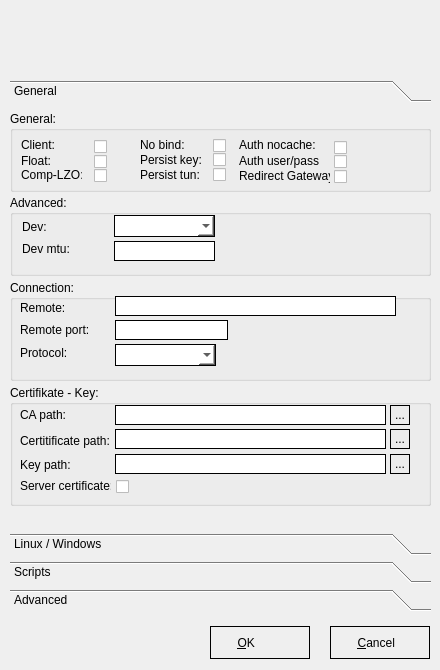
Above: manageconnection.ui from Securepoint/openvpn-client before the change. Below: the same form after it.
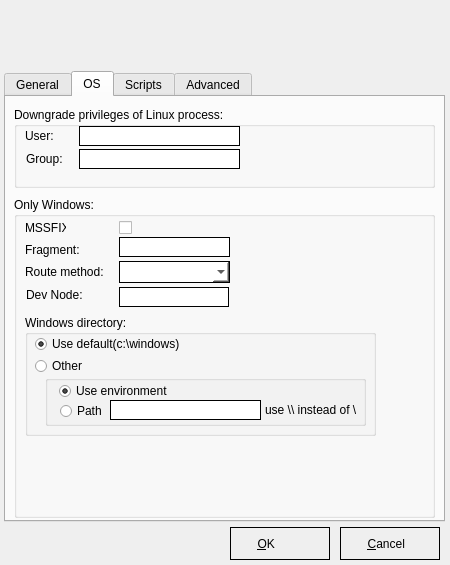
That is the form after the change. The open tabs and pages were chosen to show the change. Icons and pictures are not drawn.

The edit to the form file:
```diff
--- a/manageconnection.ui
+++ b/manageconnection.ui
@@ -9,10 +9,22 @@
    <rect>
     <x>0</x>
     <y>0</y>
-    <width>440</width>
-    <height>670</height>
+    <width>450</width>
+    <height>565</height>
    </rect>
   </property>
+  <property name="minimumSize">
+   <size>
+    <width>450</width>
+    <height>565</height>
+   </size>
+  </property>
+  <property name="maximumSize">
+   <size>
+    <width>450</width>
+    <height>565</height>
+   </size>
+  </property>
   <property name="windowTitle">
    <string>Edit Connection</string>
   </property>
@@ -26,8 +38,8 @@
   <widget class="QPushButton" name="cmdClose">
    <property name="geometry">
     <rect>
-     <x>330</x>
-     <y>626</y>
+     <x>340</x>
+     <y>527</y>
      <width>100</width>
      <height>33</height>
     </rect>
@@ -61,37 +73,114 @@
     <bool>true</bool>
    </property>
   </widget>
-  <widget class="QToolBox" name="tbSettings">
+  <widget class="QLabel" name="label_41">
    <property name="geometry">
     <rect>
-     <x>10</x>
-     <y>80</y>
-     <width>421</width>
-     <height>531</height>
+     <x>0</x>
+     <y>0</y>
+     <width>451</width>
+     <height>61</height>
+    </rect>
+   </property>
+   <property name="text">
+    <string/>
+   </property>
+   <property name="pixmap">
+    <pixmap resource="systray.qrc">:/images/banner_sml.png</pixmap>
+   </property>
+   <property name="scaledContents">
+    <bool>true</bool>
+   </property>
+  </widget>
+  <widget class="QFrame" name="frame">
+   <property name="geometry">
+    <rect>
+     <x>0</x>
+     <y>60</y>
+     <width>451</width>
+     <height>8</height>
+    </rect>
+   </property>
+   <property name="minimumSize">
+    <size>
+     <width>0</width>
+     <height>8</height>
+    </size>
+   </property>
+   <property name="maximumSize">
+    <size>
+     <width>16777215</width>
+     <height>5</height>
+    </size>
+   </property>
+   <property name="styleSheet">
+    <string notr="true">background-image: url(:/images/bg_toolbar.png);</string>
+   </property>
+   <property name="frameShape">
+    <enum>QFrame::NoFrame</enum>
+   </property>
+   <property name="frameShadow">
+    <enum>QFrame::Plain</enum>
+   </property>
+  </widget>
+  <widget class="QPushButton" name="cmdSave">
+   <property name="geometry">
+    <rect>
+     <x>230</x>
+     <y>527</y>
+     <width>100</width>
+     <height>33</height>
+    </rect>
+   </property>
+   <property name="styleSheet">
+    <string notr="true">:enabled {border: 1px solid black}
+:disabled {border: 1px solid black}
+:hover {background-color: rgb(195, 195, 195);}
+QPushButton {height: 25px; width: 50px;text-align:left;
+	padding-left: 10px;
+	padding-top: 3px;
+	padding-bottom: 3px;}</string>
+   </property>
+   <property name="text">
+    <string>     &amp;OK</string>
+   </property>
+   <property name="icon">
+    <iconset resource="systray.qrc">
+     <normaloff>:/images/save.png</normaloff>:/images/save.png</iconset>
+   </property>
+   <property name="iconSize">
+    <size>
+     <width>22</width>
+     <height>22</height>
+    </size>
+   </property>
+   <property name="flat">
+    <bool>true</bool>
+   </property>
+  </widget>
+  <widget class="QTabWidget" name="tabWidget">
+   <property name="geometry">
+    <rect>
+     <x>4</x>
+     <y>71</y>
+     <width>441</width>
+     <height>451</height>
     </rect>
    </property>
    <property name="currentIndex">
     <number>0</number>
    </property>
-   <widget class="QWidget" name="page">
-    <property name="geometry">
-     <rect>
-      <x>0</x>
-      <y>0</y>
-      <width>421</width>
-      <height>423</height>
-     </rect>
-    </property>
-    <attribute name="label">
+   <widget class="QWidget" name="tabGeneral">
+    <attribute name="title">
      <string>General</string>
     </attribute>
     <widget class="QGroupBox" name="groupBox_3">
      <property name="geometry">
       <rect>
-       <x>0</x>
-       <y>3</y>
+       <x>9</x>
+       <y>10</y>
        <width>421</width>
-       <height>81</height>
+       <height>71</height>
       </rect>
      </property>
      <property name="title">
@@ -100,8 +189,8 @@
      <widget class="QLabel" name="label">
       <property name="geometry">
        <rect>
-        <x>11</x>
-        <y>26</y>
+        <x>12</x>
+        <y>15</y>
         <width>61</width>
         <height>16</height>
        </rect>
@@ -116,8 +205,8 @@
       </property>
       <property name="geometry">
        <rect>
-        <x>84</x>
-        <y>25</y>
+        <x>85</x>
+        <y>14</y>
         <width>20</width>
         <height>20</height>
        </rect>
@@ -164,8 +253,8 @@
      <widget class="QLabel" name="label_8">
       <property name="geometry">
        <rect>
-        <x>11</x>
-        <y>42</y>
+        <x>12</x>
+        <y>31</y>
         <width>61</width>
         <height>16</height>
        </rect>
@@ -180,8 +269,8 @@
       </property>
       <property name="geometry">
        <rect>
-        <x>84</x>
-        <y>41</y>
+        <x>85</x>
+        <y>30</y>
         <width>21</width>
         <height>19</height>
        </rect>
@@ -228,8 +317,8 @@
      <widget class="QLabel" name="label_11">
       <property name="geometry">
        <rect>
-        <x>130</x>
-        <y>26</y>
+        <x>131</x>
+        <y>15</y>
         <width>61</width>
         <height>16</height>
        </rect>
@@ -244,8 +333,8 @@
       </property>
       <property name="geometry">
        <rect>
-        <x>203</x>
-        <y>25</y>
+        <x>204</x>
+        <y>14</y>
         <width>21</width>
         <height>19</height>
        </rect>
@@ -292,8 +381,8 @@
      <widget class="QLabel" name="label_12">
       <property name="geometry">
        <rect>
-        <x>130</x>
-        <y>41</y>
+        <x>131</x>
+        <y>30</y>
         <width>61</width>
         <height>16</height>
        </rect>
@@ -305,8 +394,8 @@
      <widget class="QLabel" name="label_13">
       <property name="geometry">
        <rect>
-        <x>130</x>
-        <y>56</y>
+        <x>131</x>
+        <y>45</y>
         <width>61</width>
         <height>16</height>
        </rect>
@@ -321,8 +410,8 @@
       </property>
       <property name="geometry">
        <rect>
-        <x>203</x>
-        <y>38</y>
+        <x>204</x>
+        <y>27</y>
         <width>20</width>
         <height>20</height>
        </rect>
@@ -372,8 +461,8 @@
       </property>
       <property name="geometry">
        <rect>
-        <x>203</x>
-        <y>54</y>
+        <x>204</x>
+        <y>43</y>
         <width>21</width>
         <height>19</height>
        </rect>
@@ -420,8 +509,8 @@
      <widget class="QLabel" name="label_16">
       <property name="geometry">
        <rect>
-        <x>11</x>
-        <y>56</y>
+        <x>12</x>
+        <y>45</y>
         <width>61</width>
         <height>16</height>
        </rect>
@@ -436,8 +525,8 @@
       </property>
       <property name="geometry">
        <rect>
-        <x>84</x>
-        <y>55</y>
+        <x>85</x>
+        <y>44</y>
         <width>21</width>
         <height>19</height>
        </rect>
@@ -484,8 +573,8 @@
      <widget class="QLabel" name="label_19">
       <property name="geometry">
        <rect>
-        <x>229</x>
-        <y>26</y>
+        <x>230</x>
+        <y>15</y>
         <width>81</width>
         <height>16</height>
        </rect>
@@ -500,8 +589,8 @@
       </property>
       <property name="geometry">
        <rect>
-        <x>324</x>
-        <y>26</y>
+        <x>325</x>
+        <y>15</y>
         <width>20</width>
         <height>20</height>
        </rect>
@@ -548,8 +637,8 @@
      <widget class="QLabel" name="label_20">
       <property name="geometry">
        <rect>
-        <x>229</x>
-        <y>40</y>
+        <x>230</x>
+        <y>29</y>
         <width>81</width>
         <height>20</height>
        </rect>
@@ -564,8 +653,8 @@
       </property>
       <property name="geometry">
        <rect>
-        <x>324</x>
-        <y>40</y>
+        <x>325</x>
+        <y>29</y>
         <width>20</width>
         <height>20</height>
        </rect>
@@ -612,8 +701,8 @@
      <widget class="QLabel" name="label_42">
       <property name="geometry">
        <rect>
-        <x>229</x>
-        <y>57</y>
+        <x>230</x>
+        <y>46</y>
         <width>91</width>
         <height>16</height>
        </rect>
@@ -625,8 +714,8 @@
      <widget class="QCheckBox" name="cbRedirectGateway">
       <property name="geometry">
        <rect>
-        <x>324</x>
-        <y>56</y>
+        <x>325</x>
+        <y>45</y>
         <width>16</width>
         <height>18</height>
        </rect>
@@ -674,10 +763,10 @@
     <widget class="QGroupBox" name="groupBox_7">
      <property name="geometry">
       <rect>
-       <x>0</x>
-       <y>87</y>
+       <x>9</x>
+       <y>83</y>
        <width>421</width>
-       <height>81</height>
+       <height>71</height>
       </rect>
      </property>
      <property name="title">
@@ -749,10 +838,10 @@
     <widget class="QGroupBox" name="groupBox_5">
      <property name="geometry">
       <rect>
-       <x>0</x>
-       <y>172</y>
+       <x>9</x>
+       <y>160</y>
        <width>421</width>
-       <height>101</height>
+       <height>91</height>
       </rect>
      </property>
      <property name="title">
@@ -855,10 +944,10 @@
     <widget class="QGroupBox" name="groupBox_4">
      <property name="geometry">
       <rect>
-       <x>0</x>
-       <y>277</y>
+       <x>7</x>
+       <y>257</y>
        <width>421</width>
-       <height>121</height>
+       <height>161</height>
       </rect>
      </property>
      <property name="title">
@@ -870,8 +959,8 @@
       </property>
       <property name="geometry">
        <rect>
-        <x>105</x>
-        <y>20</y>
+        <x>106</x>
+        <y>66</y>
         <width>271</width>
         <height>20</height>
        </rect>
@@ -888,8 +977,8 @@
      <widget class="QLabel" name="label_2">
       <property name="geometry">
        <rect>
-        <x>10</x>
-        <y>22</y>
+        <x>11</x>
+        <y>68</y>
         <width>61</width>
         <height>16</height>
        </rect>
@@ -904,8 +993,8 @@
       </property>
       <property name="geometry">
        <rect>
-        <x>105</x>
-        <y>44</y>
+        <x>106</x>
+        <y>90</y>
         <width>271</width>
         <height>20</height>
        </rect>
@@ -925,8 +1014,8 @@
       </property>
       <property name="geometry">
        <rect>
-        <x>105</x>
-        <y>69</y>
+        <x>106</x>
+        <y>115</y>
         <width>271</width>
         <height>20</height>
        </rect>
@@ -943,8 +1032,8 @@
      <widget class="QLabel" name="label_15">
       <property name="geometry">
        <rect>
-        <x>10</x>
-        <y>70</y>
+        <x>11</x>
+        <y>116</y>
         <width>81</width>
         <height>20</height>
        </rect>
@@ -956,8 +1045,8 @@
      <widget class="QLabel" name="label_14">
       <property name="geometry">
        <rect>
-        <x>10</x>
-        <y>45</y>
+        <x>11</x>
+        <y>91</y>
         <width>91</width>
         <height>21</height>
        </rect>
@@ -969,8 +1058,8 @@
      <widget class="QLabel" name="label_33">
       <property name="geometry">
        <rect>
-        <x>10</x>
-        <y>93</y>
+        <x>11</x>
+        <y>139</y>
         <width>91</width>
         <height>16</height>
        </rect>
@@ -985,8 +1074,8 @@
       </property>
       <property name="geometry">
        <rect>
-        <x>106</x>
-        <y>92</y>
+        <x>107</x>
+        <y>138</y>
         <width>21</width>
         <height>19</height>
        </rect>
@@ -1036,8 +1125,8 @@
       </property>
       <property name="geometry">
        <rect>
-        <x>380</x>
-        <y>20</y>
+        <x>381</x>
+        <y>66</y>
         <width>20</width>
         <height>20</height>
        </rect>
@@ -1058,8 +1147,8 @@
       </property>
       <property name="geometry">
        <rect>
-        <x>380</x>
-        <y>44</y>
+        <x>381</x>
+        <y>90</y>
         <width>20</width>
         <height>20</height>
        </rect>
@@ -1080,8 +1169,8 @@
       </property>
       <property name="geometry">
        <rect>
-        <x>380</x>
-        <y>69</y>
+        <x>381</x>
+        <y>115</y>
         <width>20</width>
         <height>20</height>
        </rect>
@@ -1097,23 +1186,15 @@
      </widget>
     </widget>
    </widget>
-   <widget class="QWidget" name="page_3">
-    <property name="geometry">
-     <rect>
-      <x>0</x>
-      <y>0</y>
-      <width>96</width>
-      <height>26</height>
-     </rect>
-    </property>
-    <attribute name="label">
-     <string>Linux / Windows</string>
+   <widget class="QWidget" name="tabLinux">
+    <attribute name="title">
+     <string>OS</string>
     </attribute>
     <widget class="QGroupBox" name="groupBox_10">
      <property name="geometry">
       <rect>
-       <x>0</x>
-       <y>2</y>
+       <x>8</x>
+       <y>10</y>
        <width>421</width>
        <height>81</height>
       </rect>
@@ -1187,10 +1268,10 @@
     <widget class="QGroupBox" name="groupBox_6">
      <property name="geometry">
       <rect>
-       <x>0</x>
-       <y>90</y>
+       <x>8</x>
+       <y>100</y>
        <width>421</width>
-       <height>131</height>
+       <height>321</height>
       </rect>
      </property>
      <property name="title">
@@ -1353,18 +1434,226 @@
 :hover {border: 1px solid red; }</string>
       </property>
      </widget>
+     <widget class="QGroupBox" name="groupBox_2">
+      <property name="geometry">
+       <rect>
+        <x>11</x>
+        <y>118</y>
+        <width>351</width>
+        <height>121</height>
+       </rect>
+      </property>
+      <property name="title">
+       <string>Windows directory:</string>
+      </property>
+      <widget class="QWidget" name="verticalLayoutWidget_2">
+       <property name="geometry">
+        <rect>
+         <x>9</x>
+         <y>20</y>
+         <width>271</width>
+         <height>41</height>
+        </rect>
+       </property>
+       <layout class="QVBoxLayout" name="verticalLayout_2">
+        <item>
+         <widget class="QRadioButton" name="cbWinDirUseDefault_2">
+          <property name="styleSheet">
+           <string notr="true">QRadioButton { 
+spacing: 5px;
+}
+
+QRadioButton::indicator {
+width: 13px;
+height: 13px;
+}
+
+QRadioButton::indicator::unchecked:enabled {
+image: url(:/images/styles/radiobutton_unchecked.png);
+}
+
+QRadioButton::indicator::checked:enabled {
+image: url(:/images/styles/radiobutton_checked.png);
+}
+
+QRadioButton::indicator::unchecked:disabled {
+image: url(:/images/styles/radiobutton_unchecked_dis.png);
+}
+
+QRadioButton::indicator::checked:disabled {
+image: url(:/images/styles/radiobutton_checked_dis.png);
+}</string>
+          </property>
+          <property name="text">
+           <string>Use default(c:\windows)</string>
+          </property>
+          <property name="checked">
+           <bool>true</bool>
+          </property>
+         </widget>
+        </item>
+        <item>
+         <widget class="QRadioButton" name="cbWinDirOther_2">
+          <property name="styleSheet">
+           <string notr="true">QRadioButton { 
+spacing: 5px;
+}
+
+QRadioButton::indicator {
+width: 13px;
+height: 13px;
+}
+
+QRadioButton::indicator::unchecked:enabled {
+image: url(:/images/styles/radiobutton_unchecked.png);
+}
+
+QRadioButton::indicator::checked:enabled {
+image: url(:/images/styles/radiobutton_checked.png);
+}
+
+QRadioButton::indicator::unchecked:disabled {
+image: url(:/images/styles/radiobutton_unchecked_dis.png);
+}
+
+QRadioButton::indicator::checked:disabled {
+image: url(:/images/styles/radiobutton_checked_dis.png);
+}</string>
+          </property>
+          <property name="text">
+           <string>Other</string>
+          </property>
+         </widget>
+        </item>
+       </layout>
+      </widget>
+      <widget class="QGroupBox" name="groupBox_19">
+       <property name="geometry">
+        <rect>
+         <x>20</x>
+         <y>60</y>
+         <width>321</width>
+         <height>51</height>
+        </rect>
+       </property>
+       <property name="title">
+        <string/>
+       </property>
+       <widget class="QRadioButton" name="cbWinDirEnvironment_2">
+        <property name="geometry">
+         <rect>
+          <x>13</x>
+          <y>7</y>
+          <width>151</width>
+          <height>17</height>
+         </rect>
+        </property>
+        <property name="styleSheet">
+         <string notr="true">QRadioButton { 
+spacing: 5px;
+}
+
+QRadioButton::indicator {
+width: 13px;
+height: 13px;
+}
+
+QRadioButton::indicator::unchecked:enabled {
+image: url(:/images/styles/radiobutton_unchecked.png);
+}
+
+QRadioButton::indicator::checked:enabled {
+image: url(:/images/styles/radiobutton_checked.png);
+}
+
+QRadioButton::indicator::unchecked:disabled {
+image: url(:/images/styles/radiobutton_unchecked_dis.png);
+}
+
+QRadioButton::indicator::checked:disabled {
+image: url(:/images/styles/radiobutton_checked_dis.png);
+}</string>
+        </property>
+        <property name="text">
+         <string>Use environment</string>
+        </property>
+        <property name="checked">
+         <bool>true</bool>
+        </property>
+       </widget>
+       <widget class="QRadioButton" name="cbWinDirPath_2">
+        <property name="geometry">
+         <rect>
+          <x>14</x>
+          <y>27</y>
+          <width>51</width>
+          <height>17</height>
+         </rect>
+        </property>
+        <property name="styleSheet">
+         <string notr="true">QRadioButton { 
+spacing: 5px;
+}
+
+QRadioButton::indicator {
+width: 13px;
+height: 13px;
+}
+
+QRadioButton::indicator::unchecked:enabled {
+image: url(:/images/styles/radiobutton_unchecked.png);
+}
+
+QRadioButton::indicator::checked:enabled {
+image: url(:/images/styles/radiobutton_checked.png);
+}
+
+QRadioButton::indicator::unchecked:disabled {
+image: url(:/images/styles/radiobutton_unchecked_dis.png);
+}
+
+QRadioButton::indicator::checked:disabled {
+image: url(:/images/styles/radiobutton_checked_dis.png);
+}</string>
+        </property>
+        <property name="text">
+         <string>Path</string>
+        </property>
+       </widget>
+       <widget class="QLineEdit" name="txtPath_2">
+        <property name="geometry">
+         <rect>
+          <x>65</x>
+          <y>25</y>
+          <width>151</width>
+          <height>20</height>
+         </rect>
+        </property>
+        <property name="styleSheet">
+         <string notr="true">:enabled {border: 1px solid black; background-color: rgb(255, 255, 255);}
+:disabled {border: 1px solid black; background-color: rgb(195, 195, 195);}
+:hover {border: 1px solid red; }</string>
+        </property>
+       </widget>
+       <widget class="QLabel" name="label_44">
+        <property name="geometry">
+         <rect>
+          <x>220</x>
+          <y>25</y>
+          <width>91</width>
+          <height>20</height>
+         </rect>
+        </property>
+        <property name="text">
+         <string>use \\ instead of \</string>
+        </property>
+       </widget>
+      </widget>
+     </widget>
     </widget>
    </widget>
-   <widget class="QWidget" name="page_2">
-    <property name="geometry">
-     <rect>
-      <x>0</x>
-      <y>0</y>
-      <width>96</width>
-      <height>26</height>
-     </rect>
-    </property>
-    <attribute name="label">
+   <widget class="QWidget" name="tabScripts">
+    <attribute name="title">
      <string>Scripts</string>
     </attribute>
     <widget class="QGroupBox" name="groupBox_15">
@@ -1718,16 +2007,8 @@
      </widget>
     </widget>
    </widget>
-   <widget class="QWidget" name="page_4">
-    <property name="geometry">
-     <rect>
-      <x>0</x>
-      <y>0</y>
-      <width>96</width>
-      <height>26</height>
-     </rect>
-    </property>
-    <attribute name="label">
+   <widget class="QWidget" name="tabAdv">
+    <attribute name="title">
      <string>Advanced</string>
     </attribute>
     <widget class="QGroupBox" name="groupBox_8">
@@ -2242,88 +2523,6 @@
     </widget>
    </widget>
   </widget>
-  <widget class="QLabel" name="label_41">
-   <property name="geometry">
-    <rect>
-     <x>0</x>
-     <y>0</y>
-     <width>451</width>
-     <height>61</height>
-    </rect>
-   </property>
-   <property name="text">
-    <string/>
-   </property>
-   <property name="pixmap">
-    <pixmap resource="systray.qrc">:/images/banner_sml.png</pixmap>
-   </property>
-  </widget>
-  <widget class="QFrame" name="frame">
-   <property name="geometry">
-    <rect>
-     <x>0</x>
-     <y>60</y>
-     <width>451</width>
-     <height>8</height>
-    </rect>
-   </property>
-   <property name="minimumSize">
-    <size>
-     <width>0</width>
-     <height>8</height>
-    </size>
-   </property>
-   <property name="maximumSize">
-    <size>
-     <width>16777215</width>
-     <height>5</height>
-    </size>
-   </property>
-   <property name="styleSheet">
-    <string notr="true">background-image: url(:/images/bg_toolbar.png);</string>
-   </property>
-   <property name="frameShape">
-    <enum>QFrame::NoFrame</enum>
-   </property>
-   <property name="frameShadow">
-    <enum>QFrame::Plain</enum>
-   </property>
-  </widget>
-  <widget class="QPushButton" name="cmdSave">
-   <property name="geometry">
-    <rect>
-     <x>210</x>
-     <y>626</y>
-     <width>100</width>
-     <height>33</height>
-    </rect>
-   </property>
-   <property name="styleSheet">
-    <string notr="true">:enabled {border: 1px solid black}
-:disabled {border: 1px solid black}
-:hover {background-color: rgb(195, 195, 195);}
-QPushButton {height: 25px; width: 50px;text-align:left;
-	padding-left: 10px;
-	padding-top: 3px;
-	padding-bottom: 3px;}</string>
-   </property>
-   <property name="text">
-    <string>     &amp;OK</string>
-   </property>
-   <property name="icon">
-    <iconset resource="systray.qrc">
-     <normaloff>:/images/save.png</normaloff>:/images/save.png</iconset>
-   </property>
-   <property name="iconSize">
-    <size>
-     <width>22</width>
-     <height>22</height>
-    </size>
-   </property>
-   <property name="flat">
-    <bool>true</bool>
-   </property>
-  </widget>
  </widget>
  <resources>
   <include location="systray.qrc"/>
```
Left out of the diff: 208 changed lines with no effect on the pictures.
